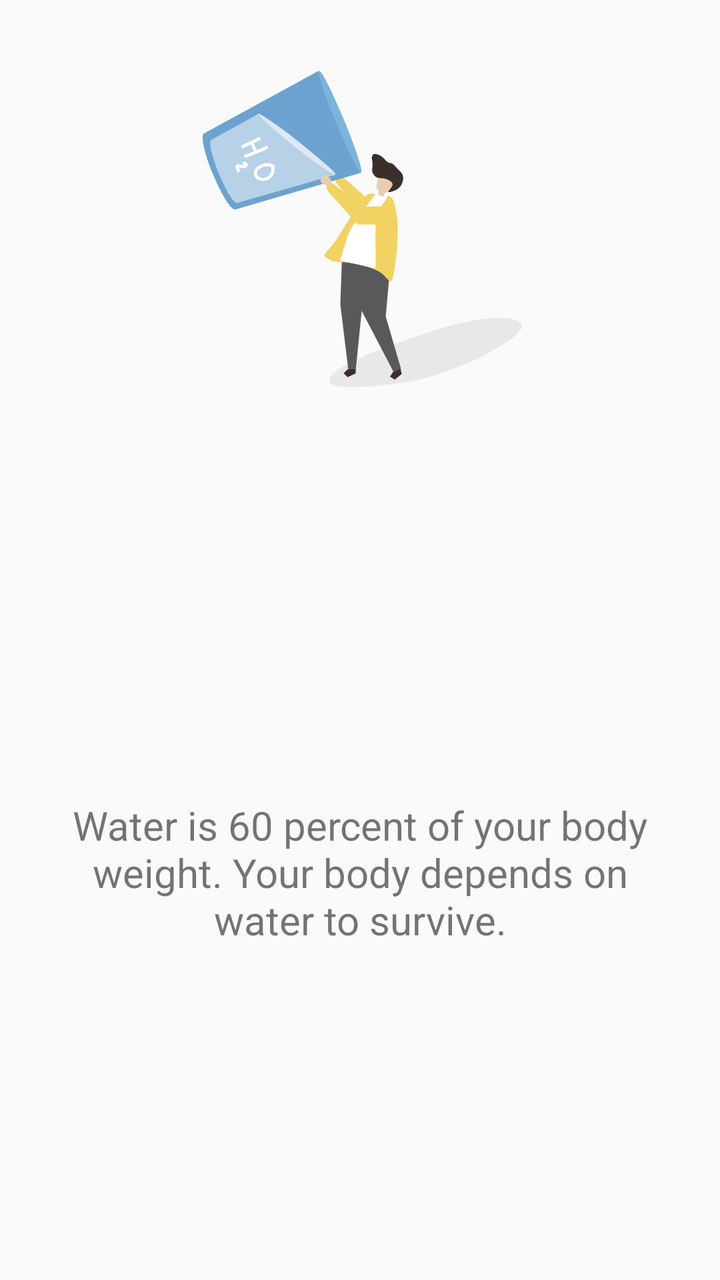
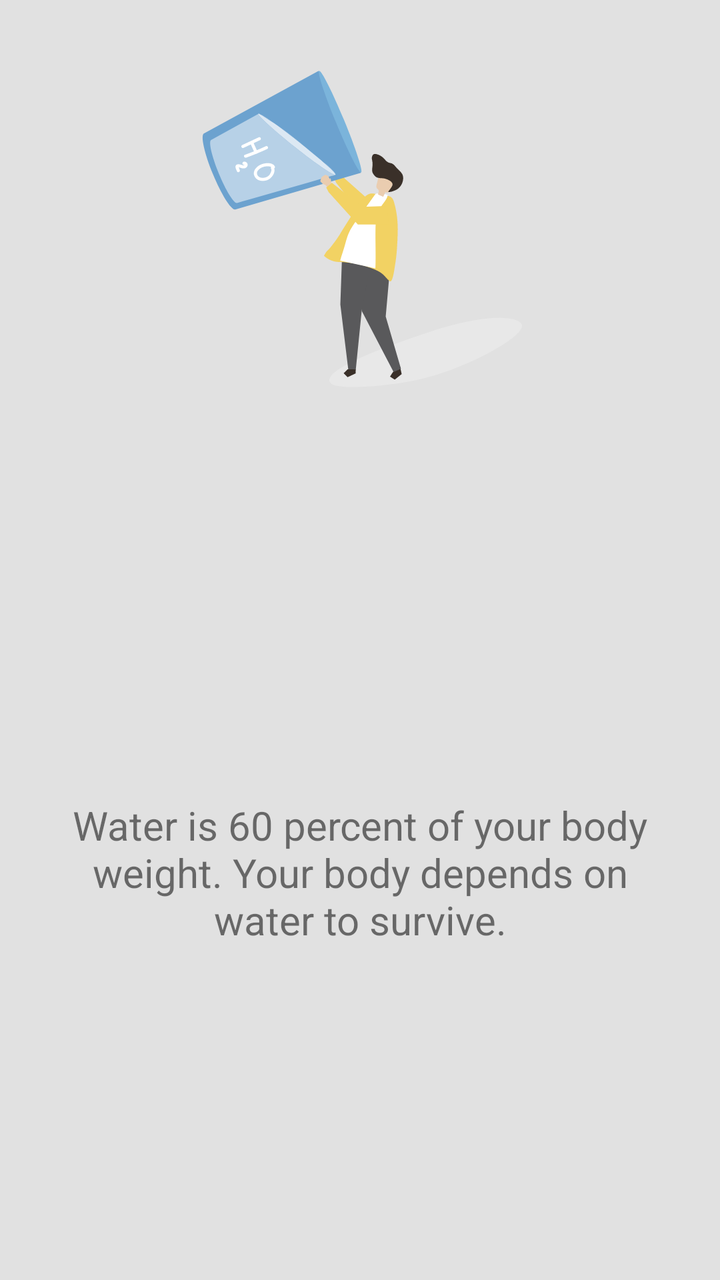

An Android layout rendered at two revisions. The XML below is the earlier revision; the diff shows what the commit changed to produce the second picture.
<!-- AndroidManifest.xml: application theme AppTheme -->
<!-- res/layout/walk_through_one.xml -->
<?xml version="1.0" encoding="utf-8"?>
<androidx.constraintlayout.widget.ConstraintLayout
        xmlns:android="http://schemas.android.com/apk/res/android"
        xmlns:app="http://schemas.android.com/apk/res-auto"
        android:layout_width="match_parent"
        android:layout_height="match_parent">


    <ImageView
            android:layout_width="0dp"
            android:layout_height="200dp" app:srcCompat="@drawable/ic_body_weight"
            android:id="@+id/imageView2"
            app:layout_constraintStart_toStartOf="parent"
            app:layout_constraintEnd_toEndOf="parent" android:layout_marginEnd="80dp"
            android:layout_marginStart="80dp" app:layout_constraintTop_toTopOf="parent"
            android:layout_marginTop="16dp"/>
    <TextView
            android:text="@string/walkthrough_text_one"
            android:layout_width="0dp"
            android:layout_height="wrap_content"
            android:textAlignment="center"
            android:textSize="20sp"
            android:id="@+id/textView4" app:layout_constraintEnd_toEndOf="parent" android:layout_marginEnd="32dp"
            app:layout_constraintStart_toStartOf="parent" android:layout_marginStart="32dp"
            app:layout_constraintTop_toBottomOf="@+id/imageView2" android:layout_marginTop="24dp"
            android:layout_marginBottom="8dp" app:layout_constraintBottom_toBottomOf="parent"/>
</androidx.constraintlayout.widget.ConstraintLayout>
<!-- resources referenced by this layout -->
<resources>
  <!-- drawable ic_body_weight: vector/xml drawable (drawable, 11533 chars, omitted) -->
  <string name="walkthrough_text_one">Water is 60 percent of your body weight. Your body depends on water to
          survive.
      </string>
  <style name="AppTheme" parent="Theme.AppCompat.Light.DarkActionBar">
          
          <item name="colorPrimary">@color/colorPrimary</item>
          <item name="colorPrimaryDark">@color/colorPrimaryDark</item>
          <item name="colorAccent">@color/colorAccent</item>
      </style>
  <color name="colorPrimary">#36D1DC</color>
  <color name="colorPrimaryDark">#044fab</color>
  <color name="colorAccent">#03DAC5</color>
</resources>

<!-- the commit's change to res/layout/walk_through_one.xml (unified diff, before → after) -->
@@ -3,7 +3,8 @@
         xmlns:android="http://schemas.android.com/apk/res/android"
         xmlns:app="http://schemas.android.com/apk/res-auto"
         android:layout_width="match_parent"
-        android:layout_height="match_parent">
+        android:layout_height="match_parent"
+        android:background="#e1e1e1">
 
 
     <ImageView
<!-- resource entries referenced after the edit -->
@@ -10,8 +10,8 @@
           <item name="colorPrimaryDark">@color/colorPrimaryDark</item>
           <item name="colorAccent">@color/colorAccent</item>
       </style>
-  <color name="colorPrimary">#36D1DC</color>
-  <color name="colorPrimaryDark">#044fab</color>
-  <color name="colorAccent">#03DAC5</color>
+  <color name="colorPrimary">#434A71</color>
+  <color name="colorPrimaryDark">#1F2339</color>
+  <color name="colorAccent">#1F2339</color>
 </resources>
 
